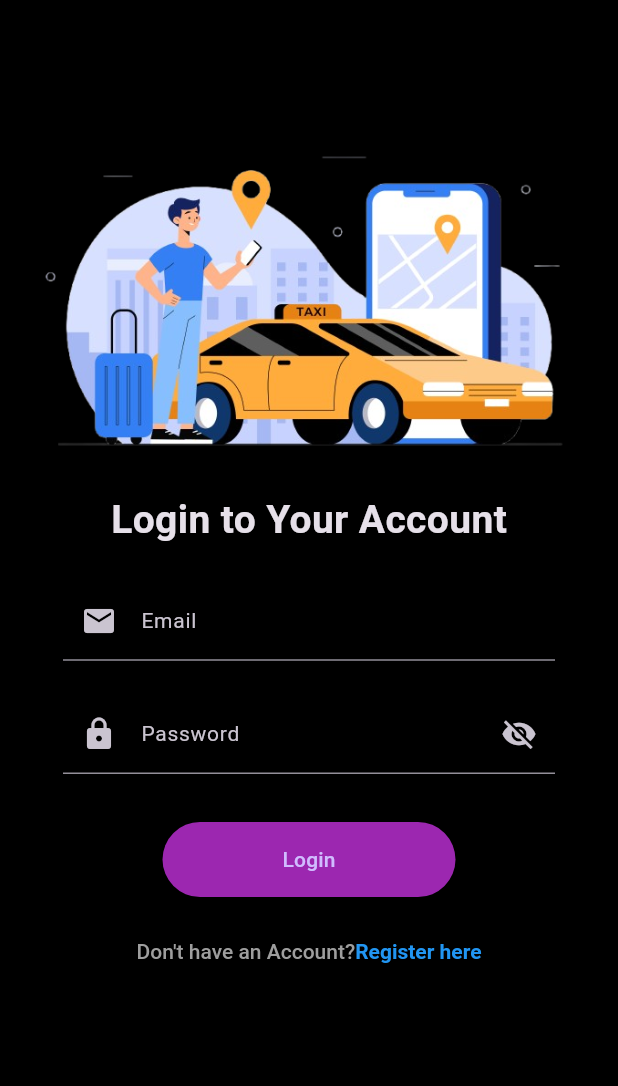
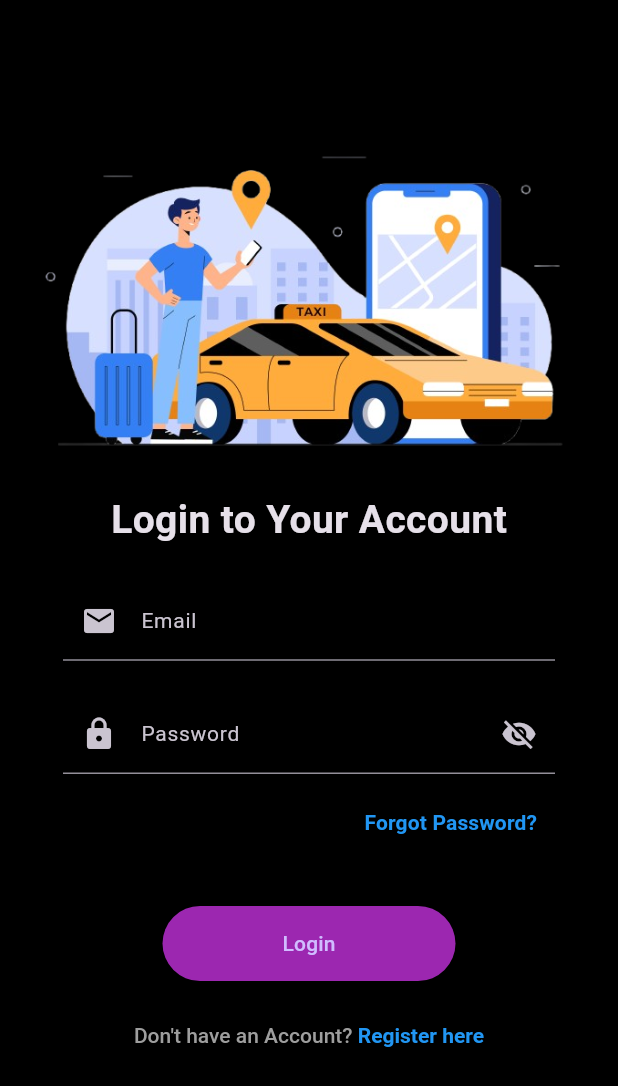
Before and after one commit to Sahil-sardhara/uber_clone, a Flutter app: the screen it shows after launch, on a phone screen of 412 x 824 dp. Shown: the top 1086 px of the screen. Run offline on Flutter 3.47's test engine with Material 3 defaults, Android fonts, the phone set to English and light mode, and no system bars; our stand-ins replace connectivity_plus, firebase_auth, firebase_core, firebase_database, geolocator, google_maps_flutter and 1 more; accounts and stored records are empty.

Commit message:
forgot password with link send to email

```diff
--- a/lib/auth/login_screen.dart
+++ b/lib/auth/login_screen.dart
@@ -1,6 +1,7 @@
 import 'package:firebase_auth/firebase_auth.dart';
 import 'package:firebase_database/firebase_database.dart';
 import 'package:flutter/material.dart';
+import 'package:uber/auth/forgot_password_screen.dart';
 import 'package:uber/auth/signup_screen.dart';
 import 'package:uber/global/global_var.dart';
 import 'package:uber/methods/common_methods.dart';
@@ -132,19 +133,19 @@ class _LoginScreenState extends State<LoginScreen> {
     return Scaffold(
       body: Container(
         height: double.infinity,
-        margin: EdgeInsets.all(10).copyWith(top: 70),
+        margin: const EdgeInsets.all(10).copyWith(top: 70),
         child: SingleChildScrollView(
           child: Padding(
-            padding: EdgeInsets.all(10),
+            padding: const EdgeInsets.all(10),
             child: Column(
               children: [
                 Image.asset("assets/images/login_photo.png"),
-                Text(
+                const Text(
                   "Login to Your Account",
                   style: TextStyle(fontSize: 26, fontWeight: FontWeight.bold),
                 ),
                 Padding(
-                  padding: EdgeInsets.all(22),
+                  padding: const EdgeInsets.all(22),
                   child: Form(
                     key: _formKey,
                     child: Column(
@@ -152,7 +153,7 @@ class _LoginScreenState extends State<LoginScreen> {
                         TextFormField(
                           controller: emailTexteditingController,
                           keyboardType: TextInputType.emailAddress,
-                          decoration: InputDecoration(
+                          decoration: const InputDecoration(
                             labelText: "Email",
                             labelStyle: TextStyle(fontSize: 14),
                             prefixIcon: Icon(Icons.email),
@@ -166,7 +167,10 @@ class _LoginScreenState extends State<LoginScreen> {
                             }
                             return null;
                           },
-                          style: TextStyle(color: Colors.grey, fontSize: 15),
+                          style: const TextStyle(
+                            color: Colors.grey,
+                            fontSize: 15,
+                          ),
                         ),
                         const SizedBox(height: 22),
                         TextFormField(
@@ -175,8 +179,8 @@ class _LoginScreenState extends State<LoginScreen> {
                           keyboardType: TextInputType.text,
                           decoration: InputDecoration(
                             labelText: "Password",
-                            labelStyle: TextStyle(fontSize: 14),
-                            prefixIcon: Icon(Icons.lock),
+                            labelStyle: const TextStyle(fontSize: 14),
+                            prefixIcon: const Icon(Icons.lock),
                             suffixIcon: IconButton(
                               icon: Icon(
                                 _obscurePassword
@@ -196,19 +200,44 @@ class _LoginScreenState extends State<LoginScreen> {
                             }
                             return null;
                           },
-                          style: TextStyle(color: Colors.grey, fontSize: 15),
+                          style: const TextStyle(
+                            color: Colors.grey,
+                            fontSize: 15,
+                          ),
+                        ),
+                        const SizedBox(height: 8),
+                        Align(
+                          alignment: Alignment.centerRight,
+                          child: TextButton(
+                            onPressed: () {
+                              Navigator.push(
+                                context,
+                                MaterialPageRoute(
+                                  builder:
+                                      (context) => const ForgotPasswordScreen(),
+                                ),
+                              );
+                            },
+                            child: const Text(
+                              "Forgot Password?",
+                              style: TextStyle(
+                                color: Colors.blue,
+                                fontWeight: FontWeight.w600,
+                              ),
+                            ),
+                          ),
                         ),
                         const SizedBox(height: 32),
                         ElevatedButton(
                           onPressed: validateAndLogin,
                           style: ElevatedButton.styleFrom(
                             backgroundColor: Colors.purple,
-                            padding: EdgeInsets.symmetric(
+                            padding: const EdgeInsets.symmetric(
                               horizontal: 80,
                               vertical: 15,
                             ),
                           ),
-                          child: Text("Login"),
+                          child: const Text("Login"),
                         ),
                         const SizedBox(height: 12),
                         TextButton(
@@ -216,15 +245,15 @@ class _LoginScreenState extends State<LoginScreen> {
                             Navigator.push(
                               context,
                               MaterialPageRoute(
-                                builder: (context) => SingupScreen(),
+                                builder: (context) => const SingupScreen(),
                               ),
                             );
                           },
                           child: RichText(
-                            text: TextSpan(
+                            text: const TextSpan(
                               children: [
                                 TextSpan(
-                                  text: "Don't have an Account?",
+                                  text: "Don't have an Account? ",
                                   style: TextStyle(
                                     fontWeight: FontWeight.w500,
                                     color: Colors.grey,
--- a/lib/main.dart
+++ b/lib/main.dart
@@ -1,5 +1,6 @@
 import 'package:flutter/material.dart';
 import 'package:firebase_core/firebase_core.dart';
+import 'package:uber/auth/login_screen.dart';
 import 'package:uber/auth/signup_screen.dart';
 import 'package:uber/pages/home_page.dart';
 import 'package:uber/pages/permission.dart';
@@ -22,7 +23,7 @@ class MyApp extends StatelessWidget {
       debugShowCheckedModeBanner: false,
       title: 'Uber Clone',
       theme: ThemeData.dark().copyWith(scaffoldBackgroundColor: Colors.black),
-      home: const SplashScreen(),
+      home: const LoginScreen(),
     );
   }
 }
```
Also changed, not shown: lib/auth/forgot_password_screen.dart (added, +171 -0 lines), assets/images/forgot.png (added).
